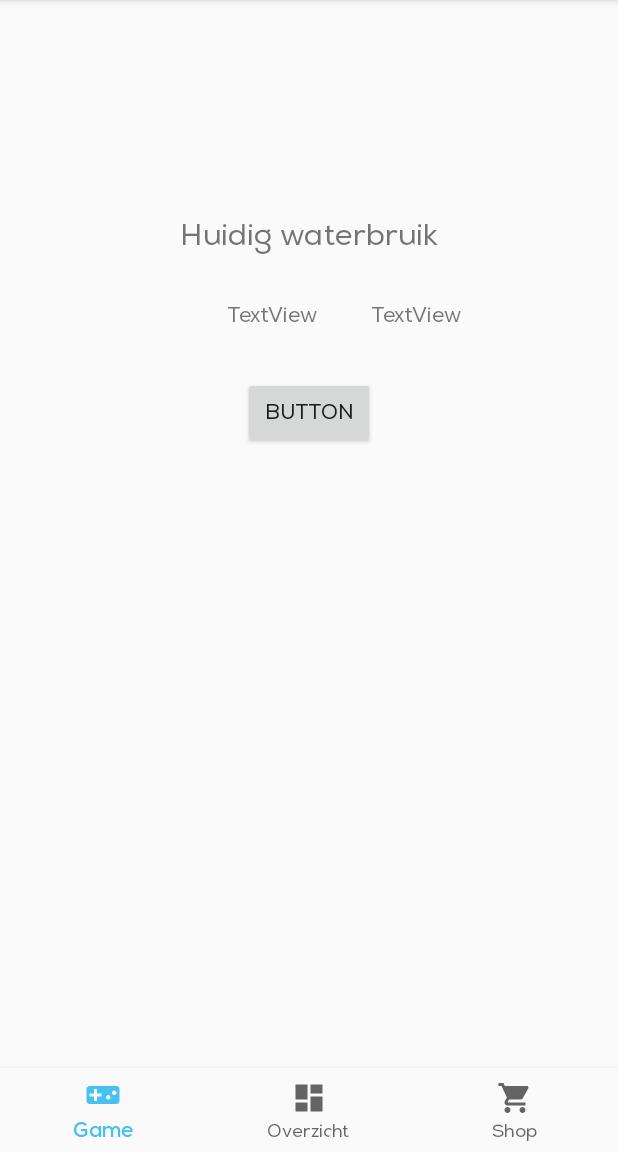
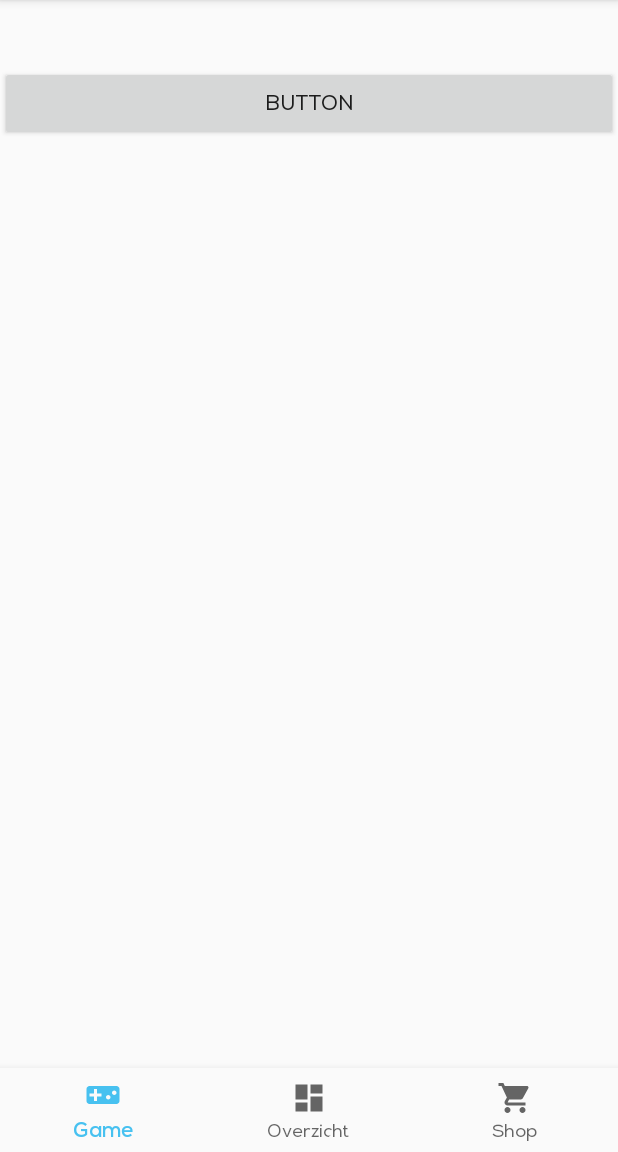
Before and after one commit to StijnVerhagen/Drip_App, an Android app: the fragment DashboardFragment placed in its activity, on a phone screen of 412 x 824 dp, the part 84-1236 px from its top. Run offline under Robolectric (Android 15) with nearby library versions, the phone set to English and light mode, and no system bars; our stand-ins replace Firebase (no records; nobody signed in at launch, a user with empty details on screens opened directly); libraries missing offline, so code that uses them is left out: org.eclipse.paho.

Commit message:
Redo dashboard via Stijn

```diff
--- a/app/src/main/AndroidManifest.xml
+++ b/app/src/main/AndroidManifest.xml
@@ -16,8 +16,8 @@
         android:theme="@style/AppTheme">
         <activity android:name=".OverOnsActivity"></activity>
         <activity android:name=".RegisterActivity" />
-        <activity android:name=".MainActivity" />
-        <activity android:name=".LoginActivity">
+        <activity android:name=".LoginActivity" />
+        <activity android:name=".MainActivity">
             <intent-filter>
                 <action android:name="android.intent.action.MAIN" />
 
--- a/app/src/main/java/com/example/drip_application/DashboardFragment.java
+++ b/app/src/main/java/com/example/drip_application/DashboardFragment.java
@@ -26,7 +26,7 @@ public class DashboardFragment extends Fragment implements View.OnClickListener
     @Override
     public View onCreateView(@NonNull LayoutInflater inflater, @Nullable ViewGroup container, @Nullable Bundle savedInstanceState) {
         View dashboardView = inflater.inflate(R.layout.fragment_dashboard, container, false);
-        final Button subscribeButton = (Button)dashboardView.findViewById(R.id.butSubcribe);
+        final Button subscribeButton = (Button)dashboardView.findViewById(R.id.buttonSub);
         Log.i("DASHBOARDFRAG", "Yayyyy");
         subscribeButton.setOnClickListener(this);
         return dashboardView;
--- a/app/src/main/res/layout/fragment_dashboard.xml
+++ b/app/src/main/res/layout/fragment_dashboard.xml
@@ -1,52 +1,16 @@
 <?xml version="1.0" encoding="utf-8"?>
-<androidx.constraintlayout.widget.ConstraintLayout xmlns:android="http://schemas.android.com/apk/res/android"
+<LinearLayout xmlns:android="http://schemas.android.com/apk/res/android"
     xmlns:app="http://schemas.android.com/apk/res-auto"
     xmlns:tools="http://schemas.android.com/tools"
-    android:orientation="vertical" android:layout_width="match_parent"
+    android:orientation="vertical"
+    android:layout_width="match_parent"
     android:layout_height="match_parent">
 
-    <TextView
-        android:id="@+id/huidigWaterverbruiktxt"
-        android:layout_width="wrap_content"
-        android:layout_height="wrap_content"
-        android:layout_marginTop="200dp"
-        android:text="Huidig waterbruik"
-        android:textSize="20sp"
-        app:layout_constraintEnd_toEndOf="parent"
-        app:layout_constraintStart_toStartOf="parent"
-        app:layout_constraintTop_toTopOf="parent" />
+    <Button
+        android:layout_width="match_parent"
+        android:layout_height="50dp"
+        android:layout_marginTop="100dp"
+        android:text="button"
+        android:id="@+id/buttonSub"/>
 
-    <TextView
-        android:id="@+id/MQTTWaterverbruik"
-        android:layout_width="63dp"
-        android:layout_height="wrap_content"
-        android:layout_marginTop="32dp"
-        android:layout_marginEnd="16dp"
-        android:text="TextView"
-        app:layout_constraintEnd_toStartOf="@+id/textView4"
-        app:layout_constraintHorizontal_bias="0.903"
-        app:layout_constraintStart_toStartOf="parent"
-        app:layout_constraintTop_toBottomOf="@+id/huidigWaterverbruiktxt" />
-
-    <TextView
-        android:id="@+id/textView4"
-        android:layout_width="0dp"
-        android:layout_height="wrap_content"
-        android:layout_marginTop="32dp"
-        android:layout_marginEnd="104dp"
-        android:text="TextView"
-        app:layout_constraintEnd_toEndOf="parent"
-        app:layout_constraintTop_toBottomOf="@+id/huidigWaterverbruiktxt" />
-
-    <Button
-        android:id="@+id/butSubcribe"
-        android:layout_width="wrap_content"
-        android:layout_height="wrap_content"
-        android:layout_marginTop="32dp"
-        android:text="Button"
-        android:onClick="helloworld"
-        app:layout_constraintEnd_toEndOf="parent"
-        app:layout_constraintStart_toStartOf="parent"
-        app:layout_constraintTop_toBottomOf="@+id/MQTTWaterverbruik" />
-
-</androidx.constraintlayout.widget.ConstraintLayout>
+</LinearLayout>
```
